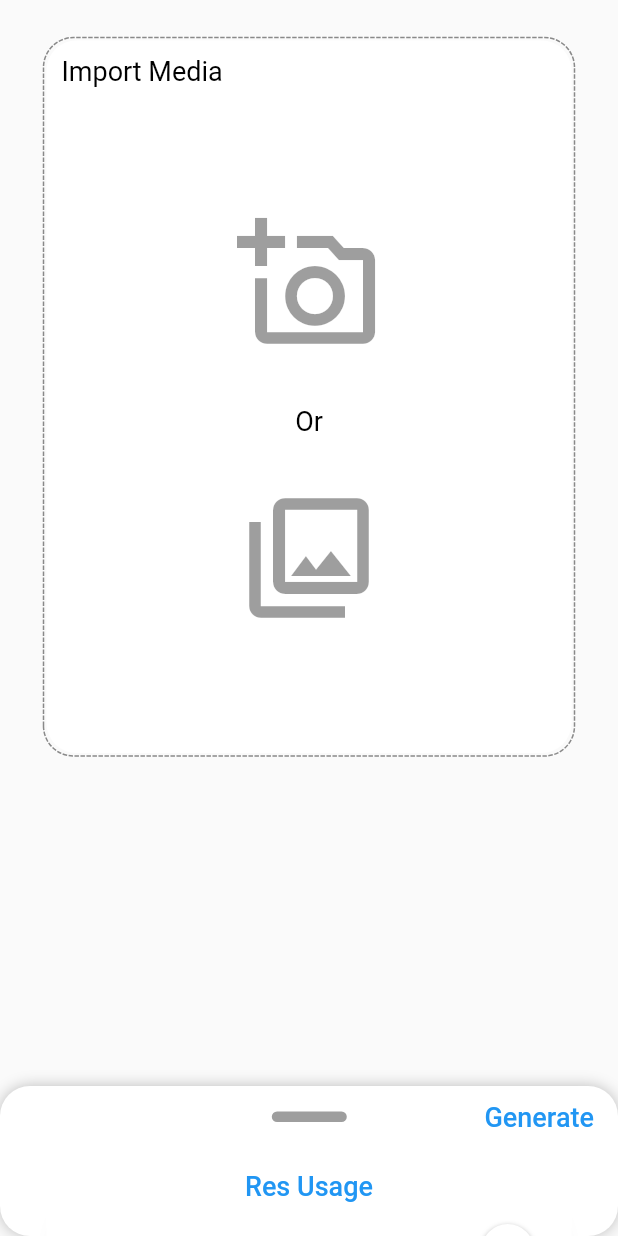
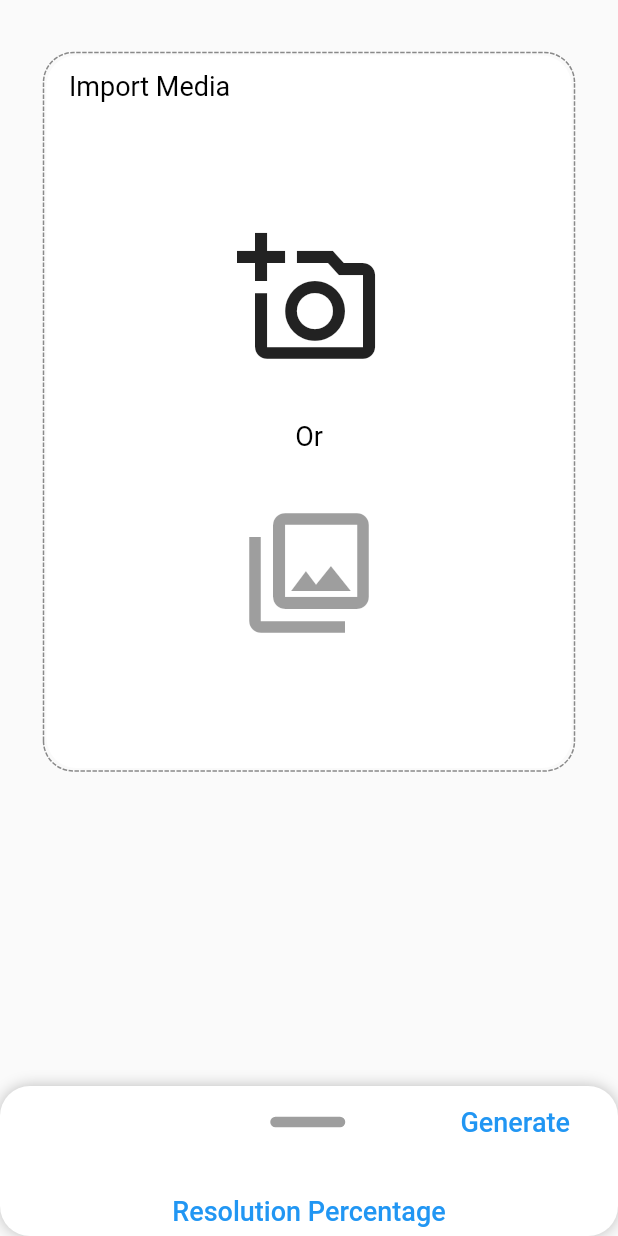
Before and after one commit to jacksonw765/emojiMe, a Flutter app: the screen it shows after launch, on a phone screen of 412 x 824 dp. Run offline on Flutter 3.47's test engine with Material 2 defaults, Android fonts, the phone set to English and light mode, and no system bars; drawn by our look-alikes of dotted_border, flutter_xlider, sliding_up_panel; our stand-ins replace image_picker, permission_handler, pinch_zoom, shared_preferences.

Commit message:
minor updates

```diff
--- a/lib/main.dart
+++ b/lib/main.dart
@@ -46,14 +46,13 @@ class _MyHomePageState extends State<MyHomePage> {
 
   @override
   Widget build(BuildContext context) {
-    //double width =
     return Scaffold(
       body: SafeArea(
         bottom: false,
         child: SlidingUpPanel(
           controller: controller,
           body: Padding(
-            padding: const EdgeInsets.only(top: 25),
+            padding: const EdgeInsets.only(top: 35),
             child: Align(
               alignment: Alignment.topCenter,
               child: DottedBorder(
@@ -69,7 +68,7 @@ class _MyHomePageState extends State<MyHomePage> {
                       Align(
                         alignment: Alignment.centerLeft,
                         child: Padding(
-                          padding: const EdgeInsets.only(top: 10.0, left: 10),
+                          padding: const EdgeInsets.only(top: 10.0, left: 15),
                           child: Text(
                             'Import Media',
                             style: TextStyle(
@@ -87,7 +86,9 @@ class _MyHomePageState extends State<MyHomePage> {
                             children: [
                               IconButton(
                                 icon: Icon(Icons.add_a_photo_outlined),
-                                onPressed: null,
+                                onPressed: () {
+
+                                },
                                 iconSize: 96,
                               ),
                               Padding(
@@ -110,7 +111,6 @@ class _MyHomePageState extends State<MyHomePage> {
                           ),
                         ),
                       ),
-                      //Text('Import Media', style: TextStyle(color: Colors.black, fontSize: 18)),
                     ],
                   ),
                 ),
@@ -125,7 +125,7 @@ class _MyHomePageState extends State<MyHomePage> {
               //color: Colors.blue,
               child: Column(children: [
                 Padding(
-                  padding: const EdgeInsets.only(top: 10.0),
+                  padding: const EdgeInsets.only(top: 0.0),
                   child: Row(
                       mainAxisAlignment: MainAxisAlignment.center, //Center Row contents horizontally,
                       crossAxisAlignment: CrossAxisAlignment.center,
@@ -140,11 +140,14 @@ class _MyHomePageState extends State<MyHomePage> {
                           decoration: BoxDecoration(color: Colors.black38, borderRadius: BorderRadius.all(Radius.circular(20))),
                         ),
                         Spacer(
-                          flex: 30,
+                          flex: 20,
                         ),
-                        Text(
-                          'Generate',
-                          style: TextStyle(color: Colors.blue, fontSize: 18),
+                        FlatButton(
+                          onPressed: null,
+                          child: Text(
+                            'Generate',
+                            style: TextStyle(color: Colors.blue, fontSize: 18),
+                          ),
                         ),
                       ]),
                 ),
@@ -159,7 +162,7 @@ class _MyHomePageState extends State<MyHomePage> {
                     child: Column(
                       children: [
                         Text(
-                          'Res Usage',
+                          'Resolution Percentage',
                           style: TextStyle(color: Colors.blue, fontSize: 18),
                         ),
                         Padding(
@@ -209,7 +212,7 @@ class _MyHomePageState extends State<MyHomePage> {
                                     )),
                               ], // means 50 lines, from 0 to 100 percent
                             ),
-                            values: [25, 50, 75, 100],
+                            values: [50],
                             onDragCompleted: (int handlerIndex, dynamic lowerValue, dynamic upperValue) {
                               //setState(() {
                               //  pointsToWin = lowerValue.toInt();
@@ -285,7 +288,7 @@ class _MyHomePageState extends State<MyHomePage> {
                                     )),
                               ], // means 50 lines, from 0 to 100 percent
                             ),
-                            values: [5, 20, 40, 60],
+                            values: [12],
                             onDragCompleted: (int handlerIndex, dynamic lowerValue, dynamic upperValue) {
                               //setState(() {
                               //  pointsToWin = lowerValue.toInt();
@@ -298,6 +301,47 @@ class _MyHomePageState extends State<MyHomePage> {
                         ),
                       ],
                     ),
+                  ),
+                ),
+                Padding(
+                  padding: EdgeInsets.only(top: 25, left: 15, right: 15, bottom: 5),
+                  child: Container(
+                    decoration: BoxDecoration(
+                      color: Colors.white,
+                      borderRadius: BorderRadius.all(Radius.circular(20)),
+                      boxShadow: [shadow2],
+                    ),
+                    child: Column(children: [
+                      Text(
+                        'Emoji',
+                        style: TextStyle(color: Colors.blue, fontSize: 18),
+                      ),
+                      Padding(
+                        padding: const EdgeInsets.only(left: 15, right: 15),
+                        child: Row(
+                          mainAxisAlignment: MainAxisAlignment.spaceEvenly,
+                          children: [
+                            Spacer(
+                              flex: 4,
+                            ),
+                            Text(
+                              ':)',
+                              style: TextStyle(fontSize: 20),
+                            ),
+                            Spacer(
+                              flex: 10,
+                            ),
+                            FlatButton(
+                              onPressed: null,
+                              child: Text(
+                                'Select',
+                                style: TextStyle(color: Colors.blue, fontSize: 18),
+                              ),
+                            ),
+                          ],
+                        ),
+                      ),
+                    ]),
                   ),
                 ),
               ]),
```
